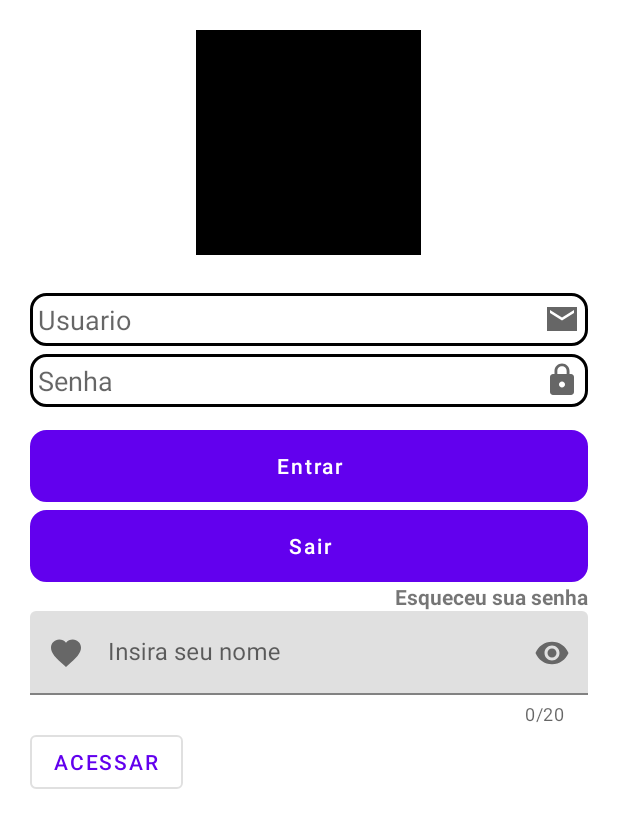
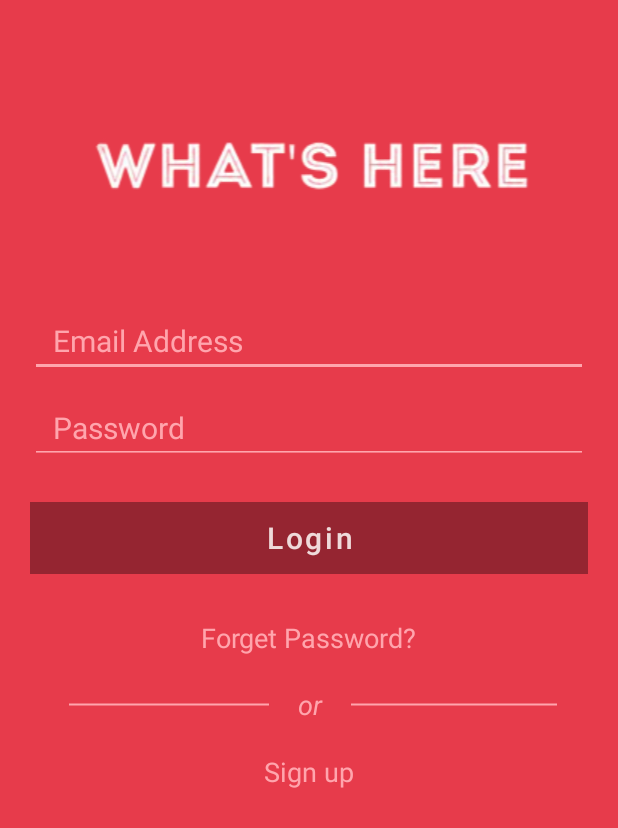
Before and after one commit to acmdp/LicaoAndroid1, an Android app: the screen it shows after launch (LoginActivity before the commit, MainActivity after it), on a phone screen of 412 x 824 dp. Shown: the top 828 px of the screen. Run offline under Robolectric (Android 15) with nearby library versions, the phone set to English and light mode, and no system bars.

Commit message:
Finalizando Licao Android1

```diff
--- a/app/src/main/AndroidManifest.xml
+++ b/app/src/main/AndroidManifest.xml
@@ -10,18 +10,13 @@
         android:supportsRtl="true"
         android:theme="@style/Theme.AulaAndroid">
         <activity
-            android:name=".LoginActivity"
+            android:name=".MainActivity"
             android:exported="true" android:theme="@style/TemaSemBarra">
             <intent-filter>
                 <action android:name="android.intent.action.MAIN" />
 
                 <category android:name="android.intent.category.LAUNCHER" />
-
             </intent-filter>
-        </activity>
-        <activity
-            android:name=".MainActivity"
-            android:exported="true">
         </activity>
     </application>
 
--- a/app/src/main/java/br/com/etecia/aulaandroid/LoginActivity.java
+++ /dev/null
@@ -1,19 +0,0 @@
-package br.com.etecia.aulaandroid;
-
-import androidx.appcompat.app.AppCompatActivity;
-
-import android.os.Bundle;
-import android.view.View;
-
-public class LoginActivity extends AppCompatActivity {
-
-    @Override
-    protected void onCreate(Bundle savedInstanceState) {
-        super.onCreate(savedInstanceState);
-        setContentView(R.layout.login_layout);
-    }
-
-    public void acessarSistema(View view) {
-
-    }
-}
--- a/app/src/main/res/drawable/borda.xml
+++ b/app/src/main/res/drawable/borda.xml
@@ -2,7 +2,7 @@
 <shape android:shape="rectangle" xmlns:android="http://schemas.android.com/apk/res/android">
 
     <stroke android:width="2dp"/>
-    <corners android:radius="10dp"/>
+    <corners android:radius="0dp"/>
 
 
 
--- a/app/src/main/res/drawable/ic_baseline_favorite.xml
+++ /dev/null
@@ -1,10 +0,0 @@
-<vector xmlns:android="http://schemas.android.com/apk/res/android"
-    android:width="24dp"
-    android:height="24dp"
-    android:viewportWidth="24"
-    android:viewportHeight="24"
-    android:tint="?attr/colorControlNormal">
-  <path
-      android:fillColor="@android:color/white"
-      android:pathData="M12,21.35l-1.45,-1.32C5.4,15.36 2,12.28 2,8.5 2,5.42 4.42,3 7.5,3c1.74,0 3.41,0.81 4.5,2.09C13.09,3.81 14.76,3 16.5,3 19.58,3 22,5.42 22,8.5c0,3.78 -3.4,6.86 -8.55,11.54L12,21.35z"/>
-</vector>
--- a/app/src/main/res/drawable/ic_baseline_lock.xml
+++ /dev/null
@@ -1,10 +0,0 @@
-<vector xmlns:android="http://schemas.android.com/apk/res/android"
-    android:width="24dp"
-    android:height="24dp"
-    android:viewportWidth="24"
-    android:viewportHeight="24"
-    android:tint="?attr/colorControlNormal">
-  <path
-      android:fillColor="@android:color/white"
-      android:pathData="M18,8h-1L17,6c0,-2.76 -2.24,-5 -5,-5S7,3.24 7,6v2L6,8c-1.1,0 -2,0.9 -2,2v10c0,1.1 0.9,2 2,2h12c1.1,0 2,-0.9 2,-2L20,10c0,-1.1 -0.9,-2 -2,-2zM12,17c-1.1,0 -2,-0.9 -2,-2s0.9,-2 2,-2 2,0.9 2,2 -0.9,2 -2,2zM15.1,8L8.9,8L8.9,6c0,-1.71 1.39,-3.1 3.1,-3.1 1.71,0 3.1,1.39 3.1,3.1v2z"/>
-</vector>
--- /dev/null
+++ b/app/src/main/res/drawable/line.xml
@@ -0,0 +1,7 @@
+<?xml version="1.0" encoding="utf-8"?>
+<shape android:shape="line" xmlns:android="http://schemas.android.com/apk/res/android">
+
+    <stroke android:width="1dp"/>
+    <stroke android:color="@color/line_color"/>
+
+</shape>
--- a/app/src/main/res/layout/activity_main.xml
+++ b/app/src/main/res/layout/activity_main.xml
@@ -4,28 +4,121 @@
     xmlns:tools="http://schemas.android.com/tools"
     android:layout_width="match_parent"
     android:layout_height="match_parent"
+    android:background="@color/background"
     android:orientation="vertical"
     tools:context=".MainActivity">
 
+    <LinearLayout
+        android:layout_width="match_parent"
+        android:layout_height="match_parent"
+        android:layout_margin="20dp"
+        android:orientation="vertical">
+
         <ImageView
-        android:layout_width="150dp"
-        android:layout_height="150dp"
+            android:layout_width="match_parent"
+            android:layout_height="wrap_content"
+            android:layout_marginTop="40dp"
+            android:layout_marginBottom="30dp"
+            android:src="@drawable/what" />
+
+
+        <EditText
+            android:id="@+id/usr_entrar"
+            android:layout_width="match_parent"
+            android:layout_height="wrap_content"
+            android:layout_marginTop="20dp"
+            android:layout_marginBottom="10dp"
+            android:backgroundTint="@color/line_color"
+            android:hint="Email Address"
+            android:inputType="textPersonName"
+            android:maxLength="100"
+            android:paddingLeft="15dp"
+            android:textColorHint="@color/line_color"
+            android:textSize="20sp" />
+
+
+        <EditText
+            android:id="@+id/senha_usr"
+            android:layout_width="match_parent"
+            android:layout_height="wrap_content"
+            android:layout_marginBottom="5dp"
+            android:backgroundTint="@color/line_color"
+            android:hint="Password"
+            android:inputType="textPassword"
+            android:paddingLeft="15dp"
+            android:textColorHint="@color/line_color"
+            android:textSize="20sp" />
+
+        <Button
+            android:layout_width="match_parent"
+            android:layout_height="wrap_content"
+            android:layout_marginTop="20dp"
+            android:background="@drawable/borda"
+            android:text="Login"
+            android:textAllCaps="false"
+            android:textColor="#EFDADA"
+            android:textSize="20sp" />
+
+
+        <TextView
+            android:layout_width="wrap_content"
+            android:layout_height="wrap_content"
             android:layout_gravity="center"
-        android:layout_margin="50dp"
-        android:src="@drawable/rato" />
+            android:layout_marginTop="30dp"
+            android:layout_marginBottom="20dp"
+            android:text="Forget Password?"
+            android:textColor="@color/line_color"
+            android:textSize="18sp" />
+
+        <TableRow
+            android:layout_width="match_parent"
+            android:layout_height="wrap_content">
+
 
             <TextView
                 android:layout_width="match_parent"
                 android:layout_height="wrap_content"
-        android:layout_margin="20dp"
-        android:text="BEM VINDO AO SITE"
+                android:layout_marginLeft="25dp"
+                android:layout_weight="20"
+                android:background="@drawable/line"
                 android:textAlignment="center"
-        android:textColor="@color/teal_200"
-        android:textSize="20dp" />
+                android:textColor="@color/line_color"
+                android:textSize="18sp"
+                android:textStyle="italic" />
 
-    <ProgressBar
+            <TextView
+                android:layout_width="match_parent"
+                android:layout_height="wrap_content"
+                android:layout_weight="30"
+                android:text="or"
+                android:textAlignment="center"
+                android:textColor="@color/line_color"
+                android:textSize="18sp"
+                android:textStyle="italic" />
+
+            <TextView
+                android:layout_width="match_parent"
+                android:layout_height="wrap_content"
+                android:layout_marginRight="20dp"
+                android:layout_weight="20"
+                android:background="@drawable/line"
+                android:textAlignment="center"
+                android:textColor="@color/line_color"
+                android:textSize="18sp"
+                android:textStyle="italic" />
+        </TableRow>
+
+        <TextView
+            android:id="@+id/sign_up"
             android:layout_width="wrap_content"
             android:layout_height="wrap_content"
-        android:layout_gravity="center" />
+            android:layout_gravity="center"
+            android:layout_marginTop="20dp"
+            android:text="Sign up"
+            android:textColor="@color/line_color"
+            android:textSize="18sp" />
+
 
     </LinearLayout>
+
+</LinearLayout>
--- a/app/src/main/res/layout/login_layout.xml
+++ /dev/null
@@ -1,94 +0,0 @@
-<?xml version="1.0" encoding="utf-8"?>
-<LinearLayout xmlns:android="http://schemas.android.com/apk/res/android"
-    xmlns:app="http://schemas.android.com/apk/res-auto"
-    xmlns:tools="http://schemas.android.com/tools"
-    android:layout_width="match_parent"
-    android:layout_height="match_parent"
-    android:layout_margin="20dp"
-    android:orientation="vertical"
-    tools:context=".LoginActivity">
-
-    <ImageView
-        android:layout_width="150dp"
-        android:layout_height="150dp"
-        android:layout_gravity="center"
-        android:layout_marginBottom="20dp"
-        android:src="#000000" />
-
-    <EditText
-        android:id="@+id/usr_entrar"
-        android:layout_width="match_parent"
-        android:layout_height="wrap_content"
-        android:layout_marginTop="5dp"
-        android:layout_marginBottom="5dp"
-        android:background="@drawable/borda"
-        android:drawableRight="@drawable/ic_sharp_email"
-        android:hint="Usuario"
-        android:inputType="textPersonName"
-        android:maxLength="100"
-        android:padding="5dp"
-
-        />
-
-    <EditText
-        android:id="@+id/senha_usr"
-        android:layout_width="match_parent"
-        android:layout_height="wrap_content"
-        android:layout_marginBottom="5dp"
-        android:background="@drawable/borda"
-        android:drawableRight="@drawable/ic_baseline_lock"
-        android:hint="Senha"
-        android:padding="5dp" />
-
-    <Button
-        android:textAllCaps="false"
-        android:layout_width="match_parent"
-        android:layout_height="wrap_content"
-        android:layout_marginTop="10dp"
-        android:background="@drawable/borda"
-        android:text="Entrar" />
-
-    <Button
-        android:textAllCaps="false"
-        android:layout_width="match_parent"
-        android:layout_height="wrap_content"
-        android:layout_marginTop="5dp"
-        android:background="@drawable/borda"
-        android:text="Sair"
-
-        />
-
-    <TextView
-        android:layout_width="wrap_content"
-        android:layout_height="wrap_content"
-        android:layout_gravity="right"
-        android:text="Esqueceu sua senha"
-        android:textStyle="bold" />
-
-    <com.google.android.material.textfield.TextInputLayout
-        android:layout_width="match_parent"
-        android:layout_height="wrap_content"
-        android:hint="Insira seu nome"
-        app:counterEnabled="true"
-        app:counterMaxLength="20"
-        app:endIconMode="password_toggle"
-        app:startIconDrawable="@drawable/ic_baseline_favorite"
-        app:errorEnabled="true"
-        >
-
-        <com.google.android.material.textfield.TextInputEditText
-            android:layout_width="match_parent"
-            android:layout_height="wrap_content"
-            android:inputType="textPassword"
-            android:maxLength="20"
-            />
-
-    </com.google.android.material.textfield.TextInputLayout>
-
-    <Button
-        style="@style/Widget.MaterialComponents.Button.OutlinedButton"
-        android:layout_width="wrap_content"
-        android:layout_height="wrap_content"
-        android:onClick="acessarSistema"
-        android:text="Acessar" />
-</LinearLayout>
--- a/app/src/main/res/values/colors.xml
+++ b/app/src/main/res/values/colors.xml
@@ -7,4 +7,8 @@
     <color name="teal_700">#FF018786</color>
     <color name="black">#FF000000</color>
     <color name="white">#FFFFFFFF</color>
+    <color name="button">#952531</color>
+    <color name="background">#E73b4b</color>
+    <color name="line_color">#ffa5ad</color>
+    <color name="gray">#A5A5A5</color>
 </resources>
--- a/app/src/main/res/values/themes.xml
+++ b/app/src/main/res/values/themes.xml
@@ -16,7 +16,7 @@
 
     <style name="TemaSemBarra" parent="Theme.MaterialComponents.DayNight.NoActionBar">
         <!-- Primary brand color. -->
-        <item name="colorPrimary">@color/purple_500</item>
+        <item name="colorPrimary">@color/button</item>
         <item name="colorPrimaryVariant">@color/purple_700</item>
         <item name="colorOnPrimary">@color/white</item>
         <!-- Secondary brand color. -->
```
Also changed, not shown: app/src/main/res/drawable/rato.png (deleted), app/src/main/res/drawable/what.png (added). Lines whose indentation alone changed are shown as unchanged.
